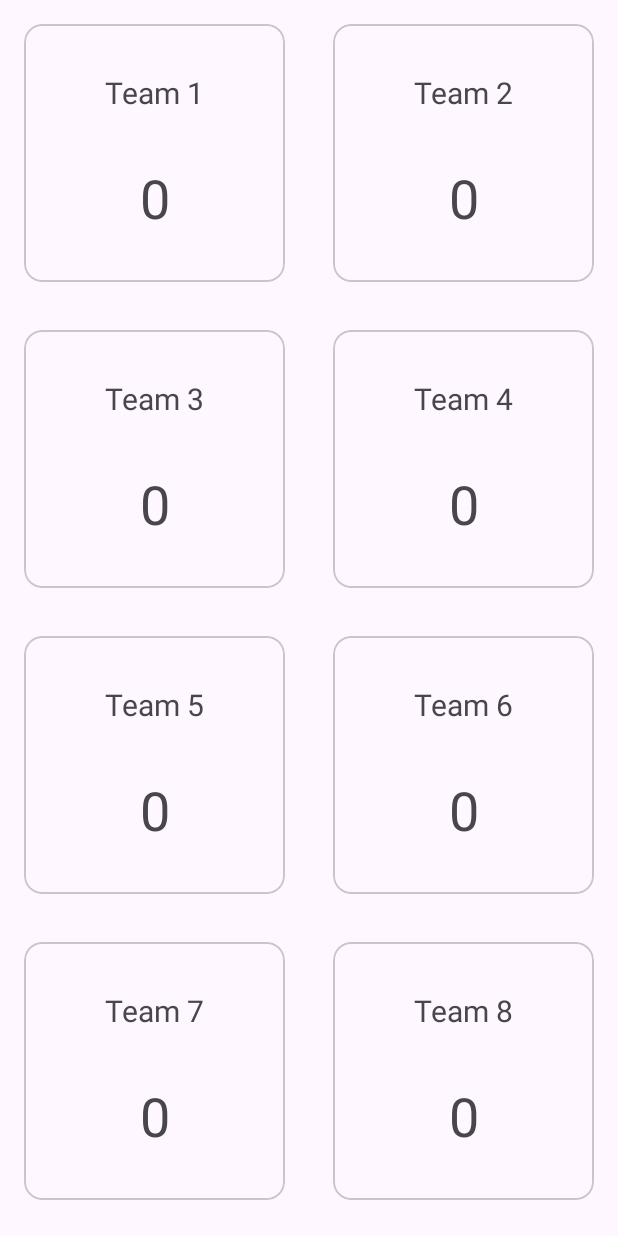
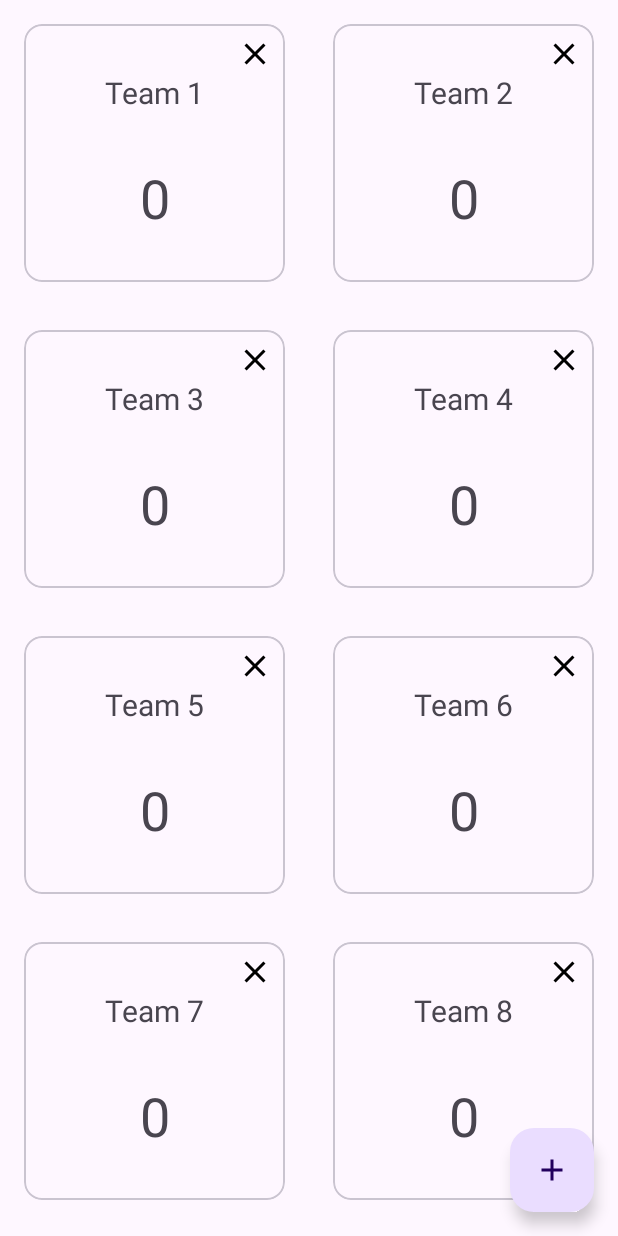
Before and after one commit to SI-Classroom-Batch-012/live_app-RecyclerView_2, an Android app: the screen it shows after launch (MainActivity), on a phone screen of 412 x 824 dp. Run offline under Robolectric (Android 15) with nearby library versions, the phone set to English and light mode, and no system bars.

```diff
--- a/app/src/main/java/de/syntaxinstitut/liveapprecyclerview2/MainActivity.kt
+++ b/app/src/main/java/de/syntaxinstitut/liveapprecyclerview2/MainActivity.kt
@@ -18,13 +18,20 @@ class MainActivity : AppCompatActivity() {
         setContentView(binding.root)
 
         //Dataset laden und testweise ausgeben
-        val dataset : List<Team> = Datasource().loadTeams()
+        val dataset : MutableList<Team> = Datasource().loadTeams()
         Log.d("DatasetLog", "$dataset")
 
         //Adapter erstellen und zuweisen
-        val adapter = TeamAdapter(dataset)
+        val adapter : TeamAdapter = TeamAdapter(dataset)
         binding.teamRV.adapter = adapter
 
 
+
+        binding.addFAB.setOnClickListener {
+            //Testweise ein neues Team hinzufügen
+            val myTeam : Team = Team("Test Team", 5)
+            adapter.addTeam(myTeam)
+        }
+
     }
 }
--- a/app/src/main/java/de/syntaxinstitut/liveapprecyclerview2/adapter/TeamAdapter.kt
+++ b/app/src/main/java/de/syntaxinstitut/liveapprecyclerview2/adapter/TeamAdapter.kt
@@ -1,5 +1,6 @@
 package de.syntaxinstitut.liveapprecyclerview2.adapter
 
+import android.util.Log
 import android.view.LayoutInflater
 import android.view.ViewGroup
 import androidx.recyclerview.widget.RecyclerView
@@ -9,10 +10,18 @@ import de.syntaxinstitut.liveapprecyclerview2.databinding.ListItemBinding
 
 
 class TeamAdapter(
-    val dataset: List<Team>,
+    val dataset: MutableList<Team>,
 ) : RecyclerView.Adapter<TeamAdapter.TeamViewHolder>() {
 
     inner class TeamViewHolder(val binding: ListItemBinding) : RecyclerView.ViewHolder(binding.root)
+
+
+    fun addTeam(newTeam: Team) {
+        dataset.add(0, newTeam)
+        notifyItemInserted(0)
+        //notifyDataSetChanged()
+    }
+
 
     override fun onCreateViewHolder(parent: ViewGroup, viewType: Int): TeamViewHolder {
         val binding = ListItemBinding.inflate(LayoutInflater.from(parent.context), parent, false)
@@ -24,6 +33,7 @@ class TeamAdapter(
     }
 
     override fun onBindViewHolder(holder: TeamViewHolder, position: Int) {
+
         val team = dataset[position]
 
 
@@ -31,6 +41,27 @@ class TeamAdapter(
         holder.binding.scoreTV.text = team.score.toString()
 //        holder.binding.scoreTV.text = "${team.score}"
 
+        holder.binding.teamCV.setOnClickListener {
+
+            team.score += 1
+            Log.d("ScoreDebug", "$team")
+            //holder.binding.scoreTV.text = team.score.toString()
+
+            notifyItemChanged(holder.adapterPosition)
+        }
+
+        holder.binding.imageButton.setOnClickListener {
+
+            //Team aus der Liste löschen
+            dataset.removeAt(holder.adapterPosition)
+
+            //Adapter informieren was sich verändert hat
+            notifyItemRemoved(holder.adapterPosition)
+            //notifyItemRangeChanged(position, dataset.size-1)
+            //notifyDataSetChanged()
+
+        }
+
 
     }
 
--- a/app/src/main/java/de/syntaxinstitut/liveapprecyclerview2/data/Datasource.kt
+++ b/app/src/main/java/de/syntaxinstitut/liveapprecyclerview2/data/Datasource.kt
@@ -2,7 +2,7 @@ package de.syntaxinstitut.liveapprecyclerview2.data
 
 class Datasource {
 
-    fun loadTeams() : List<Team> {
+    fun loadTeams() : MutableList<Team> {
 
         val result = mutableListOf<Team>()
 
--- /dev/null
+++ b/app/src/main/res/drawable/baseline_add_24.xml
@@ -0,0 +1,5 @@
+<vector android:height="24dp" android:tint="#000000"
+    android:viewportHeight="24" android:viewportWidth="24"
+    android:width="24dp" xmlns:android="http://schemas.android.com/apk/res/android">
+    <path android:fillColor="@android:color/white" android:pathData="M19,13h-6v6h-2v-6H5v-2h6V5h2v6h6v2z"/>
+</vector>
--- /dev/null
+++ b/app/src/main/res/drawable/baseline_close_24.xml
@@ -0,0 +1,5 @@
+<vector android:height="24dp" android:tint="#000000"
+    android:viewportHeight="24" android:viewportWidth="24"
+    android:width="24dp" xmlns:android="http://schemas.android.com/apk/res/android">
+    <path android:fillColor="@android:color/white" android:pathData="M19,6.41L17.59,5 12,10.59 6.41,5 5,6.41 10.59,12 5,17.59 6.41,19 12,13.41 17.59,19 19,17.59 13.41,12z"/>
+</vector>
--- a/app/src/main/res/layout/activity_main.xml
+++ b/app/src/main/res/layout/activity_main.xml
@@ -17,4 +17,16 @@
         app:layout_constraintTop_toTopOf="parent"
         app:spanCount="2"
         tools:listitem="@layout/list_item" />
+
+    <com.google.android.material.floatingactionbutton.FloatingActionButton
+        android:id="@+id/addFAB"
+        android:layout_width="wrap_content"
+        android:layout_height="wrap_content"
+        android:layout_marginEnd="16dp"
+        android:layout_marginBottom="16dp"
+        android:clickable="true"
+        app:layout_constraintBottom_toBottomOf="parent"
+        app:layout_constraintEnd_toEndOf="parent"
+        app:srcCompat="@drawable/baseline_add_24" />
+
 </androidx.constraintlayout.widget.ConstraintLayout>
--- a/app/src/main/res/layout/list_item.xml
+++ b/app/src/main/res/layout/list_item.xml
@@ -2,6 +2,7 @@
 <com.google.android.material.card.MaterialCardView xmlns:android="http://schemas.android.com/apk/res/android"
     xmlns:app="http://schemas.android.com/apk/res-auto"
     xmlns:tools="http://schemas.android.com/tools"
+    android:id="@+id/teamCV"
     android:layout_width="match_parent"
     android:layout_height="wrap_content"
     android:layout_margin="16dp">
@@ -33,5 +34,15 @@
             app:layout_constraintEnd_toEndOf="parent"
             app:layout_constraintStart_toStartOf="parent"
             app:layout_constraintTop_toBottomOf="@+id/nameTV" />
+
+        <ImageButton
+            android:id="@+id/imageButton"
+            android:layout_width="wrap_content"
+            android:layout_height="wrap_content"
+            android:background="@android:color/transparent"
+            android:padding="8dp"
+            app:layout_constraintEnd_toEndOf="parent"
+            app:layout_constraintTop_toTopOf="parent"
+            app:srcCompat="@drawable/baseline_close_24" />
     </androidx.constraintlayout.widget.ConstraintLayout>
 </com.google.android.material.card.MaterialCardView>
```
